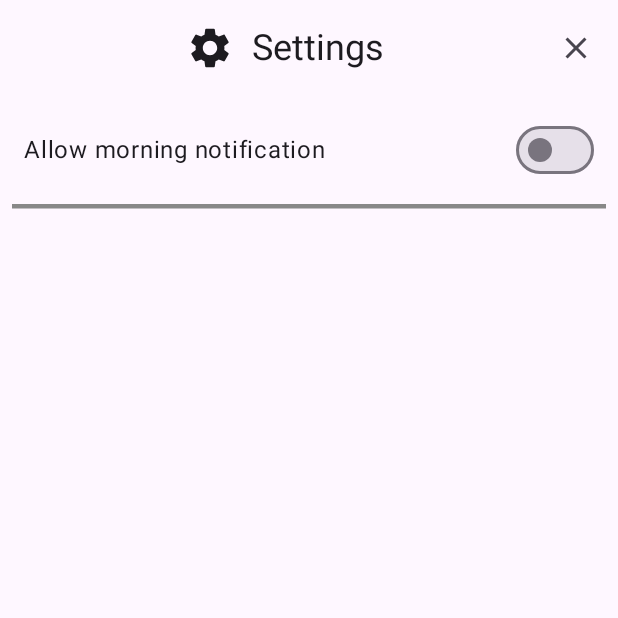
After one commit to mrbachorecz/noalcoholchallange, an Android app built with Jetpack Compose: the SettingsActivity screen opened directly, with no data from a screen before it, on a phone screen of 412 x 824 dp, the top half of it. The commit adds this screen. Run offline under Robolectric (Android 15) with nearby library versions, the phone set to English and light mode, and no system bars.

Commit message:
non-functional settings activity

```diff
--- a/app/build.gradle.kts
+++ b/app/build.gradle.kts
@@ -12,7 +12,7 @@ android {
         applicationId = "com.mrbachorecz.noalcohol"
         minSdk = 29
         targetSdk = 36
-        versionCode = 3
+        versionCode = 4
         versionName = "1.0.3"
 
         testInstrumentationRunner = "androidx.test.runner.AndroidJUnitRunner"
--- a/app/src/main/AndroidManifest.xml
+++ b/app/src/main/AndroidManifest.xml
@@ -13,7 +13,6 @@
         android:theme="@style/Theme.NoAlcohol">
         <activity
             android:name=".InitActivity"
-            android:screenOrientation="portrait"
             android:exported="true"
             android:theme="@style/Theme.NoAlcohol"
             android:fitsSystemWindows="true">
@@ -25,6 +24,7 @@
         </activity>
         <activity android:name=".MainCardActivity"/>
         <activity android:name=".DatePickerActivity"/>
+        <activity android:name=".SettingsActivity"/>
     </application>
 
 </manifest>
--- a/app/src/main/java/com/mrbachorecz/noalcohol/MainCardActivity.kt
+++ b/app/src/main/java/com/mrbachorecz/noalcohol/MainCardActivity.kt
@@ -4,6 +4,7 @@ import android.content.Intent
 import android.os.Bundle
 import androidx.activity.ComponentActivity
 import androidx.activity.compose.setContent
+import androidx.compose.ui.platform.LocalContext
 
 class MainCardActivity : ComponentActivity() {
 
@@ -11,6 +12,7 @@ class MainCardActivity : ComponentActivity() {
         super.onCreate(savedInstanceState)
         setContent {
             UITheme {
+                val context = LocalContext.current
                 val prefs = getSharedPreferences("app_prefs", MODE_PRIVATE)
                 val storedDate = prefs.getString(STORED_DATE_KEY, "")
 
@@ -21,7 +23,10 @@ class MainCardActivity : ComponentActivity() {
                             startActivity(Intent(this, DatePickerActivity::class.java))
                             finish()
                         },
-                        onSettingsClick = { /* TODO: Navigate to settings */ }
+                        onSettingsClick = {
+                            val intent = Intent(context, SettingsActivity::class.java)
+                            context.startActivity(intent)
+                        }
                     )
                 }
             }
--- /dev/null
+++ b/app/src/main/java/com/mrbachorecz/noalcohol/SettingsActivity.kt
@@ -0,0 +1,21 @@
+package com.mrbachorecz.noalcohol
+
+import android.os.Bundle
+import androidx.activity.ComponentActivity
+import androidx.activity.compose.setContent
+import androidx.compose.foundation.layout.Column
+import androidx.compose.ui.platform.LocalContext
+
+class SettingsActivity : ComponentActivity() {
+    override fun onCreate(savedInstanceState: Bundle?) {
+        super.onCreate(savedInstanceState)
+        setContent {
+            UITheme {
+                val context = LocalContext.current
+                Column {
+                    SettingsScreen(onClose = { (context as? ComponentActivity)?.finish() })
+                }
+            }
+        }
+    }
+}
--- /dev/null
+++ b/app/src/main/java/com/mrbachorecz/noalcohol/SettingsScreen.kt
@@ -0,0 +1,102 @@
+package com.mrbachorecz.noalcohol
+
+import androidx.compose.foundation.background
+import androidx.compose.foundation.layout.Arrangement
+import androidx.compose.foundation.layout.Column
+import androidx.compose.foundation.layout.Row
+import androidx.compose.foundation.layout.Spacer
+import androidx.compose.foundation.layout.fillMaxSize
+import androidx.compose.foundation.layout.fillMaxWidth
+import androidx.compose.foundation.layout.padding
+import androidx.compose.foundation.layout.size
+import androidx.compose.foundation.layout.width
+import androidx.compose.material.icons.Icons
+import androidx.compose.material.icons.filled.Close
+import androidx.compose.material.icons.filled.Settings
+import androidx.compose.material3.ExperimentalMaterial3Api
+import androidx.compose.material3.HorizontalDivider
+import androidx.compose.material3.Icon
+import androidx.compose.material3.IconButton
+import androidx.compose.material3.MaterialTheme
+import androidx.compose.material3.Switch
+import androidx.compose.material3.Text
+import androidx.compose.material3.TopAppBar
+import androidx.compose.material3.TopAppBarDefaults
+import androidx.compose.runtime.Composable
+import androidx.compose.runtime.mutableStateOf
+import androidx.compose.runtime.remember
+import androidx.compose.ui.Alignment
+import androidx.compose.ui.Modifier
+import androidx.compose.ui.graphics.Color
+import androidx.compose.ui.unit.dp
+import androidx.compose.ui.unit.sp
+
+@OptIn(ExperimentalMaterial3Api::class)
+@Composable
+fun SettingsScreen(onClose: () -> Unit) {
+    val backgroundColor = MaterialTheme.colorScheme.background
+    val dividerColor = Color.Gray
+
+    Column(
+        modifier = Modifier
+            .fillMaxSize()
+            .background(backgroundColor)
+    ) {
+        TopAppBar(
+            title = {
+                Row(
+                    verticalAlignment = Alignment.CenterVertically,
+                    modifier = Modifier.fillMaxWidth(),
+                    horizontalArrangement = Arrangement.Center
+                ) {
+                    Icon(
+                        imageVector = Icons.Filled.Settings,
+                        contentDescription = "Settings",
+                        modifier = Modifier.size(32.dp)
+                    )
+                    Spacer(modifier = Modifier.width(12.dp))
+                    Text(
+                        text = "Settings",
+                        style = MaterialTheme.typography.headlineMedium,
+                        fontSize = 24.sp
+                    )
+                }
+            },
+            navigationIcon = {},
+            actions = {
+                IconButton(onClick = onClose) {
+                    Icon(
+                        imageVector = Icons.Filled.Close,
+                        contentDescription = "Close"
+                    )
+                }
+            },
+            colors = TopAppBarDefaults.topAppBarColors(
+                containerColor = backgroundColor
+            )
+        )
+        val allowMorningNotification = remember { mutableStateOf(false) }
+        Row(
+            modifier = Modifier
+                .fillMaxWidth()
+                .padding(horizontal = 16.dp, vertical = 12.dp),
+            verticalAlignment = Alignment.CenterVertically
+        ) {
+            Text(
+                text = "Allow morning notification",
+                modifier = Modifier.weight(1f),
+                color = MaterialTheme.colorScheme.onBackground
+            )
+            Switch(
+                checked = allowMorningNotification.value,
+                onCheckedChange = { allowMorningNotification.value = it }
+            )
+        }
+        HorizontalDivider(
+            color = dividerColor,
+            thickness = 3.dp,
+            modifier = Modifier.padding(horizontal = 8.dp)
+        )
+        // Add more rows here, each separated by a Divider
+    }
+}
```
